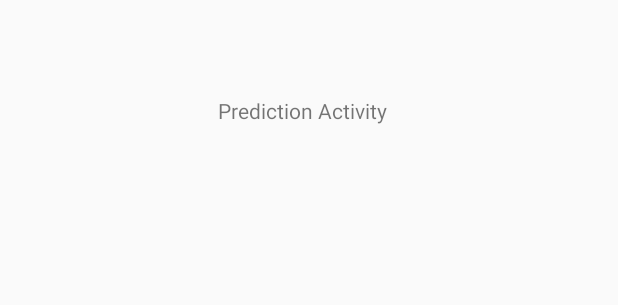
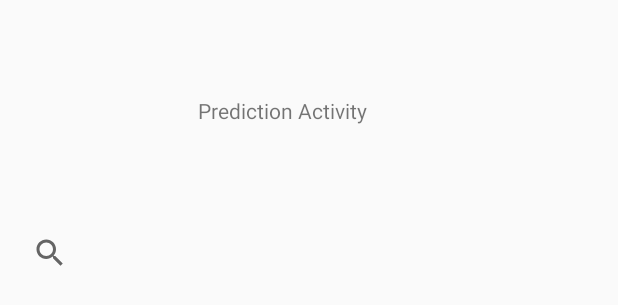
Before and after one commit to moeyeo/ArgiPricePredictionApp, an Android app: the layout prediction_layout.xml on its own in the app's theme, with its tools: preview values and no code run, on a phone screen of 412 x 824 dp. Shown: the top 305 px of the screen. Run offline under Robolectric (Android 15) with nearby library versions, the phone set to English and light mode, and no system bars.

Commit message:
add searchView on predict activity.

```diff
--- a/app/build.gradle
+++ b/app/build.gradle
@@ -28,4 +28,5 @@ dependencies {
     implementation 'com.android.support:cardview-v7:28.0.0'
     implementation 'com.android.support:gridlayout-v7:28.0.0'
     implementation 'com.android.support:design:28.0.0'
+    implementation 'com.android.support:recyclerview-v7:28.0.0'
 }
--- a/app/src/main/res/layout/prediction_layout.xml
+++ b/app/src/main/res/layout/prediction_layout.xml
@@ -8,8 +8,8 @@
 
     <TextView
         android:id="@+id/textView2"
-        android:layout_width="121dp"
-        android:layout_height="26dp"
+        android:layout_width="148dp"
+        android:layout_height="44dp"
         android:layout_marginStart="8dp"
         android:layout_marginLeft="8dp"
         android:layout_marginTop="64dp"
@@ -20,4 +20,20 @@
         app:layout_constraintStart_toStartOf="parent"
         app:layout_constraintTop_toTopOf="parent" />
 
+    <SearchView
+        android:id="@+id/searchView"
+        android:layout_width="394dp"
+        android:layout_height="45dp"
+        android:layout_marginStart="8dp"
+        android:layout_marginLeft="8dp"
+        android:layout_marginTop="8dp"
+        android:layout_marginEnd="8dp"
+        android:layout_marginRight="8dp"
+        android:layout_marginBottom="8dp"
+        app:layout_constraintBottom_toBottomOf="parent"
+        app:layout_constraintEnd_toEndOf="parent"
+        app:layout_constraintStart_toStartOf="parent"
+        app:layout_constraintTop_toBottomOf="@+id/textView2"
+        app:layout_constraintVertical_bias="0.046" />
+
 </android.support.constraint.ConstraintLayout>
```
Also changed, not shown: app/src/main/java/com/moeyeo/argipredictionapp/PredictionActivity.java (+24 -0 lines).
